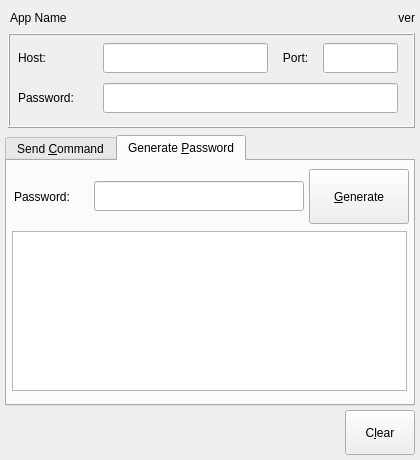
This is tor-util.ui in GIJack/tor-util as Qt 5 draws it before an edit. The edited form follows.
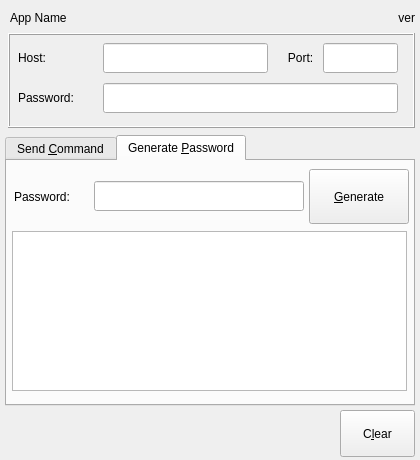
This is the edited form. The open tabs and pages were chosen to show the change. Icons and pictures are not drawn.

Commit message: moved "Port:" label over by 5 px to make it more clearly associated with its input box

```diff
--- a/tor-util.ui
+++ b/tor-util.ui
@@ -430,10 +430,10 @@
   <widget class="QPushButton" name="button_clear">
    <property name="geometry">
     <rect>
-     <x>345</x>
+     <x>340</x>
      <y>410</y>
-     <width>70</width>
-     <height>45</height>
+     <width>75</width>
+     <height>47</height>
     </rect>
    </property>
    <property name="sizePolicy">
@@ -558,7 +558,7 @@
    <widget class="QLabel" name="label_port_send">
     <property name="geometry">
      <rect>
-      <x>270</x>
+      <x>275</x>
       <y>10</y>
       <width>35</width>
       <height>30</height>
```
Left out of the diff: 2 changed lines with no effect on the pictures.
